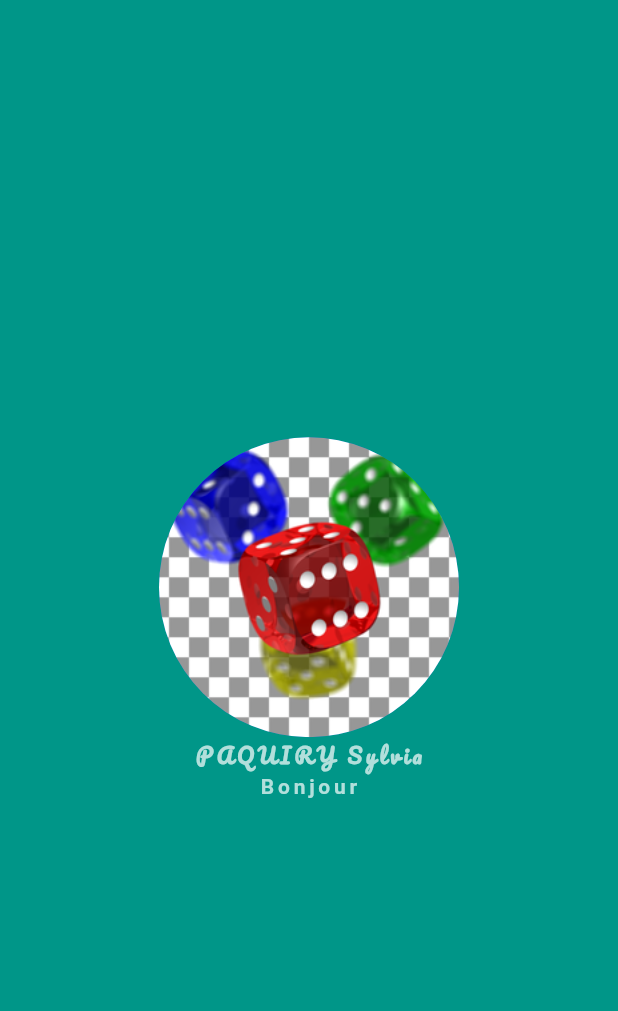
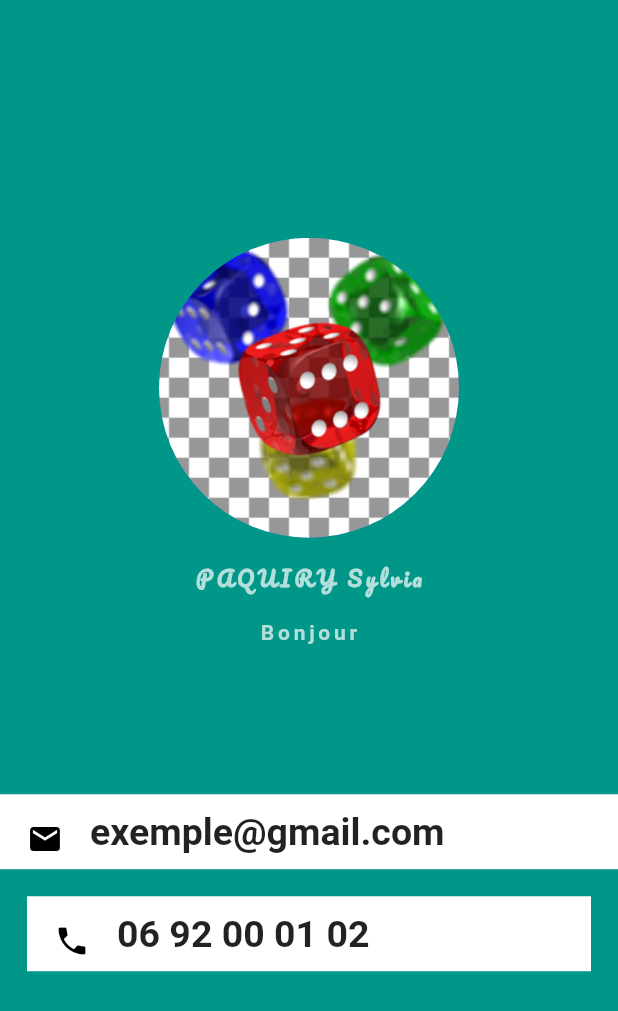
Before and after one commit to sylvia974/defi2avatar, a Flutter app: the screen it shows after launch, on a phone screen of 412 x 824 dp. Shown: the top 1011 px of the screen. Run offline on Flutter 3.47's test engine with Material 2 defaults, Android fonts, the phone set to English and light mode, and no system bars; Roboto replaces fonts that are missing (SourceSansPro).

```diff
--- a/lib/main.dart
+++ b/lib/main.dart
@@ -14,7 +14,7 @@ class MyApp extends StatelessWidget {
     return MaterialApp(
       home: Scaffold(
         backgroundColor: Colors.teal,
-          body: SafeArea(
+        body: Center(
           child: Column(
             mainAxisAlignment: MainAxisAlignment.center,
             children: [
@@ -27,13 +27,16 @@ class MyApp extends StatelessWidget {
                   ),
                 ),
               ),
-                Text(
+              Padding(
+                padding: const EdgeInsets.all(15.0),
+                child: Text(
                   'PAQUIRY Sylvia',
                   style: TextStyle(
                     fontFamily: 'Pacifico',
                     color: Colors.teal[100],
                     letterSpacing: 2.5,
                     fontWeight: FontWeight.bold,
+                  ),
                 ),
               ),
               Text(
@@ -45,9 +48,78 @@ class MyApp extends StatelessWidget {
                   fontWeight: FontWeight.bold,
                 ),
               ),
+              Divider(
+                height: 100,
+                thickness: 2,
+                color: Colors.grey,
+                indent: 300,
+                endIndent: 300,
+              ),
+              Container(
+                width: 500,
+                height: 50,
+                color:Colors.white,
+                child: Row(
+                  children: [
+
+
+                    Padding(
+                      padding: const EdgeInsets.all(18.0),
+                      child: Icon(
+                        Icons.mail,
+                        color: Colors.black,
+                        size: 24.0,
+
+                      ),
+                    ),
+                    Text(
+                      'exemple@gmail.com',
+                      style: TextStyle(fontSize: 25, fontWeight: FontWeight.bold),
+                    ),
+
+                  ],
+
+                ),
+
+              ),
+
+              Padding(
+                padding: const EdgeInsets.all(18.0),
+                child: Container(
+                  width: 500,
+                  height: 50,
+                  color:Colors.white,
+                  child: Row(
+                    children: [
+
+
+                      Padding(
+                        padding: const EdgeInsets.all(18.0),
+                        child: Icon(
+                          Icons.phone,
+                          color: Colors.black,
+                          size: 24.0,
+
+
+                        ),
+                      ),
+                      Text(
+                        '06 92 00 01 02 ',
+                        style: TextStyle(fontSize: 25, fontWeight: FontWeight.bold),
+                      ),
+
+                    ],
+
+                  ),
+
+                ),
+              )
             ],
           ),
-          )),
+
+        ),
+
+      ),
     );
   }
 }
```
Lines whose indentation alone changed are shown as unchanged.
